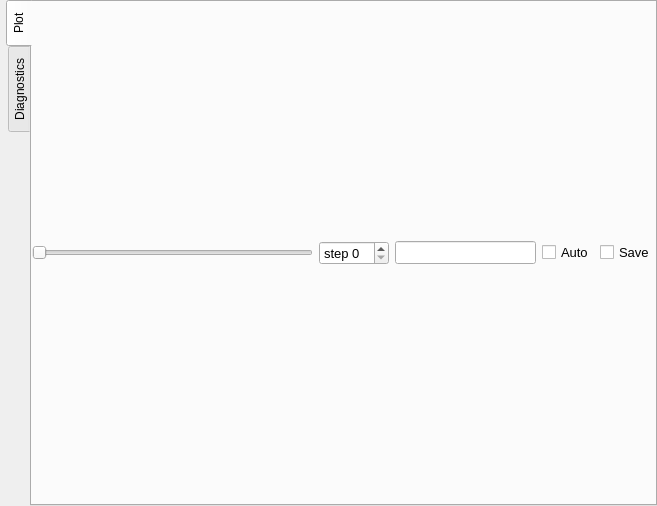
Old version of the form scripts/TPUPMC/smileiQtPlot.ui in the repository SmileiPIC/Smilei.
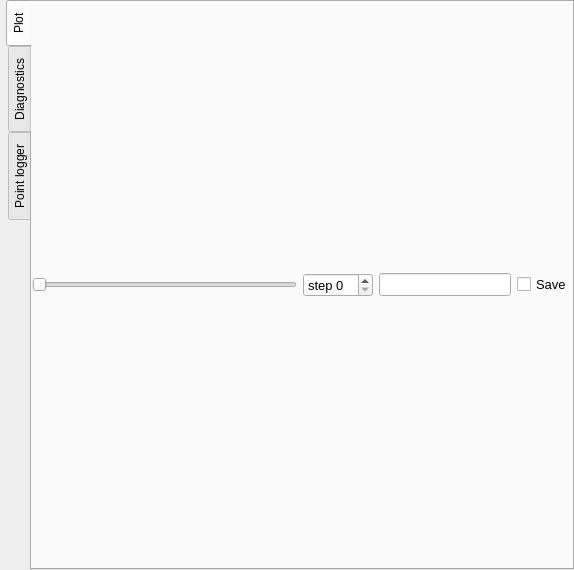
New version of the form. The open tabs and pages were chosen to show the change.

Commit message: TPUPMC faster replot gui

Diff of the .ui file:
```diff
--- a/scripts/TPUPMC/smileiQtPlot.ui
+++ b/scripts/TPUPMC/smileiQtPlot.ui
@@ -6,8 +6,8 @@
    <rect>
     <x>0</x>
     <y>0</y>
-    <width>657</width>
-    <height>506</height>
+    <width>574</width>
+    <height>570</height>
    </rect>
   </property>
   <property name="windowTitle">
@@ -57,7 +57,7 @@
            <bold>false</bold>
           </font>
          </property>
-         <layout class="QHBoxLayout" name="horizontalLayout" stretch="2,0,1,0,0">
+         <layout class="QHBoxLayout" name="horizontalLayout" stretch="2,0,1,0">
           <property name="margin">
            <number>0</number>
           </property>
@@ -92,23 +92,6 @@
             </property>
            </widget>
           </item>
-          <item>
-           <widget class="QCheckBox" name="autoScale">
-            <property name="font">
-             <font>
-              <pointsize>10</pointsize>
-              <weight>50</weight>
-              <bold>false</bold>
-             </font>
-            </property>
-            <property name="text">
-             <string>Auto</string>
-            </property>
-            <property name="checked">
-             <bool>false</bool>
-            </property>
-           </widget>
-          </item>
           <item>
            <widget class="QCheckBox" name="saveImages">
             <property name="text">
@@ -242,6 +225,26 @@
        </item>
       </layout>
      </widget>
+     <widget class="QWidget" name="log">
+      <attribute name="title">
+       <string>Point logger</string>
+      </attribute>
+      <layout class="QGridLayout" name="gridLayout_3">
+       <property name="margin">
+        <number>0</number>
+       </property>
+       <item row="1" column="0">
+        <widget class="QPlainTextEdit" name="logger"/>
+       </item>
+       <item row="0" column="0">
+        <widget class="QLabel" name="label">
+         <property name="text">
+          <string>Right click on the plot to append a point here</string>
+         </property>
+        </widget>
+       </item>
+      </layout>
+     </widget>
     </widget>
    </item>
   </layout>
```
Left out of the diff: 12 changed lines with no effect on the pictures. The commit also changes 1 other file.
